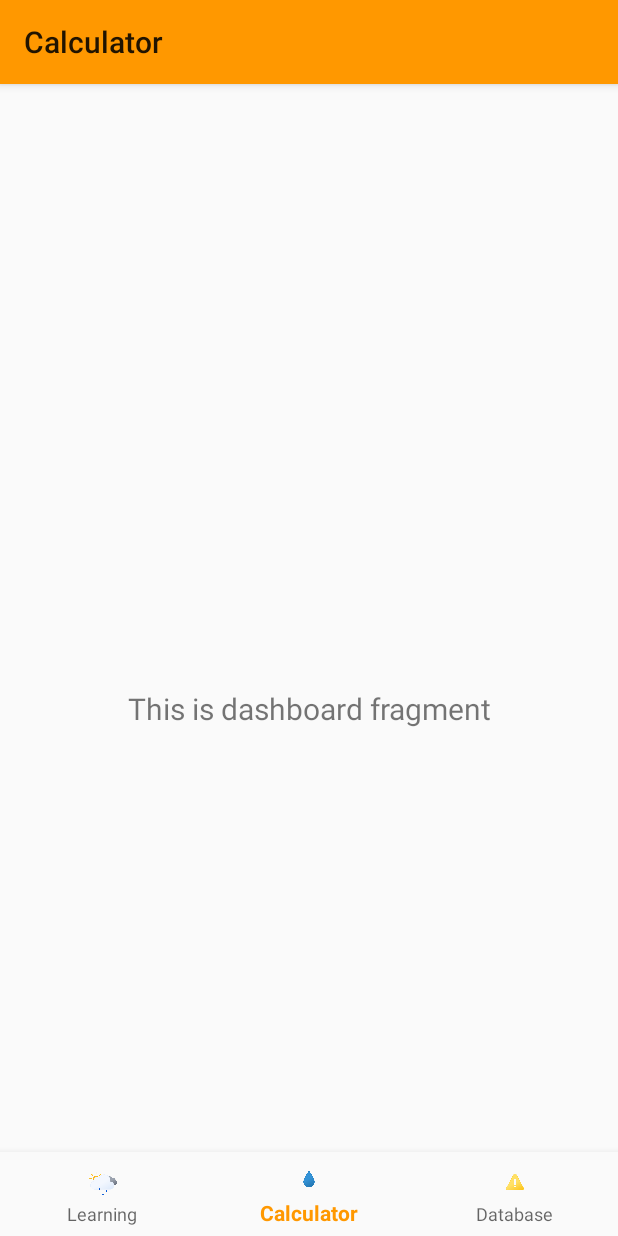
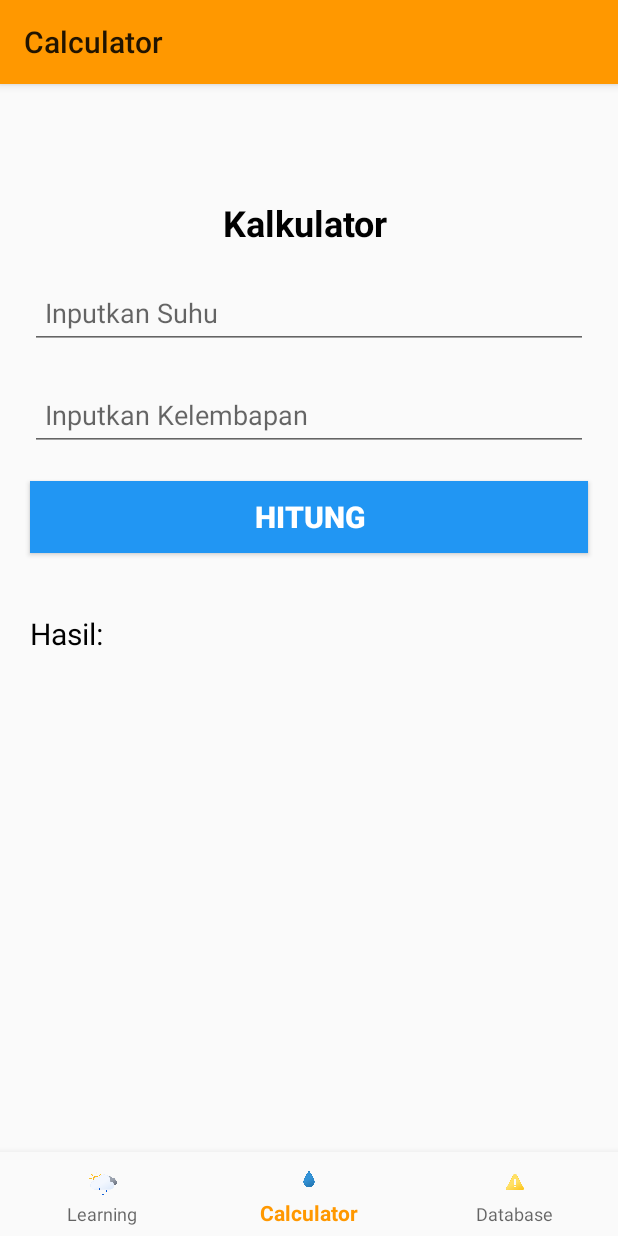
Before and after one commit to evanalif113/Tenki_Sensei, an Android app: the screen it shows after launch (MainActivity), item 2 of the bottom bar chosen, on a phone screen of 412 x 824 dp. Run offline under Robolectric (Android 15) with nearby library versions, the phone set to English and light mode, and no system bars; our stand-ins replace navigation-ui.

Commit message:
update layout and class

```diff
--- a/app/src/main/java/com/example/tenkisen/MainActivity.java
+++ b/app/src/main/java/com/example/tenkisen/MainActivity.java
@@ -29,7 +29,9 @@ public class MainActivity extends AppCompatActivity {
         // Passing each menu ID as a set of Ids because each
         // menu should be considered as top level destinations.
         AppBarConfiguration appBarConfiguration = new AppBarConfiguration.Builder(
-                R.id.navigation_home, R.id.navigation_dashboard, R.id.navigation_notifications)
+                R.id.navigation_home,
+                R.id.navigation_dashboard,
+                R.id.navigation_notifications)
                 .build();
         NavController navController = Navigation.findNavController(this, R.id.nav_host_fragment_activity_main);
         NavigationUI.setupActionBarWithNavController(this, navController, appBarConfiguration);
--- a/app/src/main/java/com/example/tenkisen/ui/calculator/CalculatorFragment.java
+++ b/app/src/main/java/com/example/tenkisen/ui/calculator/CalculatorFragment.java
@@ -10,22 +10,21 @@ import androidx.annotation.NonNull;
 import androidx.fragment.app.Fragment;
 import androidx.lifecycle.ViewModelProvider;
 
-import com.example.tenkisen.databinding.FragmentLearningBinding;
+import com.example.tenkisen.databinding.FragmentCalculatorBinding;
 
 public class CalculatorFragment extends Fragment {
 
-    private FragmentLearningBinding binding;
+    private FragmentCalculatorBinding binding;
 
     public View onCreateView(@NonNull LayoutInflater inflater,
                              ViewGroup container, Bundle savedInstanceState) {
         CalculatorViewModel homeViewModel =
                 new ViewModelProvider(this).get(CalculatorViewModel.class);
 
-        binding = FragmentLearningBinding.inflate(inflater, container, false);
+        binding = FragmentCalculatorBinding.inflate(inflater, container, false);
         View root = binding.getRoot();
 
-        final TextView textView = binding.learning;
-        homeViewModel.getText().observe(getViewLifecycleOwner(), textView::setText);
+        final TextView textView = binding.calculator;
         return root;
     }
 
--- a/app/src/main/java/com/example/tenkisen/ui/calculator/CalculatorViewModel.java
+++ b/app/src/main/java/com/example/tenkisen/ui/calculator/CalculatorViewModel.java
@@ -5,15 +5,4 @@ import androidx.lifecycle.MutableLiveData;
 import androidx.lifecycle.ViewModel;
 
 public class CalculatorViewModel extends ViewModel {
-
-    private final MutableLiveData<String> mText;
-
-    public CalculatorViewModel() {
-        mText = new MutableLiveData<>();
-        mText.setValue("This is home fragment");
-    }
-
-    public LiveData<String> getText() {
-        return mText;
-    }
 }
--- a/app/src/main/res/layout/fragment_calculator.xml
+++ b/app/src/main/res/layout/fragment_calculator.xml
@@ -1,10 +1,10 @@
 <?xml version="1.0" encoding="utf-8"?>
-<androidx.constraintlayout.widget.ConstraintLayout xmlns:android="http://schemas.android.com/apk/res/android"
+<RelativeLayout xmlns:android="http://schemas.android.com/apk/res/android"
     xmlns:app="http://schemas.android.com/apk/res-auto"
     xmlns:tools="http://schemas.android.com/tools"
     android:layout_width="match_parent"
     android:layout_height="match_parent"
-    tools:context=".ui.learning.LearningFragment">
+    tools:context=".ui.calculator.CalculatorFragment">
 
     <TextView
         android:id="@+id/calculator"
@@ -14,9 +14,75 @@
         android:layout_marginTop="8dp"
         android:layout_marginEnd="8dp"
         android:textAlignment="center"
+        android:textSize="20sp" />
+    <!-- TextView for title -->
+    <TextView
+        android:id="@+id/titleText"
+        android:layout_width="match_parent"
+        android:layout_height="wrap_content"
+        android:layout_marginLeft="20dp"
+        android:layout_marginTop="20dp"
+        android:layout_marginRight="20dp"
+        android:gravity="center"
+        android:text="Kalkulator "
+        android:textColor="@color/hitam"
+        android:textSize="24sp"
+        android:textStyle="bold" />
+
+    <!-- EditText for second input -->
+    <EditText
+        android:id="@+id/secondInput"
+        android:layout_width="match_parent"
+        android:layout_height="wrap_content"
+        android:layout_below="@id/titleText"
+        android:layout_marginLeft="20dp"
+        android:layout_marginTop="20dp"
+        android:layout_marginRight="20dp"
+        android:layout_marginBottom="20dp"
+        android:hint="Inputkan Suhu"
+        android:inputType="numberDecimal"
+        android:minHeight="48dp"
+        android:padding="10dp" />
+
+    <!-- EditText for first input -->
+    <EditText
+        android:id="@+id/firstInput"
+        android:layout_width="match_parent"
+        android:layout_height="wrap_content"
+        android:layout_below="@id/secondInput"
+        android:layout_marginLeft="20dp"
+        android:layout_marginRight="20dp"
+        android:layout_marginBottom="20dp"
+        android:hint="Inputkan Kelembapan"
+        android:inputType="numberDecimal"
+        android:minHeight="48dp"
+        android:padding="10dp" />
+
+    <!-- Button for calculation -->
+    <Button
+        android:id="@+id/calculateButton"
+        android:layout_width="match_parent"
+        android:layout_height="wrap_content"
+        android:layout_below="@id/firstInput"
+        android:layout_marginLeft="20dp"
+        android:layout_marginRight="20dp"
+        android:layout_marginBottom="20dp"
+        android:background="@color/biru"
+        android:text="Hitung"
+        android:textColor="@color/white"
         android:textSize="20sp"
-        app:layout_constraintBottom_toBottomOf="parent"
-        app:layout_constraintEnd_toEndOf="parent"
-        app:layout_constraintStart_toStartOf="parent"
-        app:layout_constraintTop_toTopOf="parent" />
-</androidx.constraintlayout.widget.ConstraintLayout>
+        android:textStyle="bold" />
+
+    <!-- TextView for result -->
+    <TextView
+        android:id="@+id/resultText"
+        android:layout_width="match_parent"
+        android:layout_height="wrap_content"
+        android:layout_below="@id/calculateButton"
+        android:layout_marginLeft="20dp"
+        android:layout_marginTop="20dp"
+        android:layout_marginRight="20dp"
+        android:text="Hasil: "
+        android:textColor="@color/hitam"
+        android:textSize="20sp" />
+</RelativeLayout>
--- a/app/src/main/res/layout/fragment_learning.xml
+++ b/app/src/main/res/layout/fragment_learning.xml
@@ -4,7 +4,7 @@
     xmlns:tools="http://schemas.android.com/tools"
     android:layout_width="match_parent"
     android:layout_height="match_parent"
-    tools:context=".ui.calculator.CalculatorFragment">
+    tools:context=".ui.learning.LearningFragment">
 
     <TextView
         android:id="@+id/learning"
--- a/app/src/main/res/navigation/mobile_navigation.xml
+++ b/app/src/main/res/navigation/mobile_navigation.xml
@@ -7,13 +7,13 @@
 
     <fragment
         android:id="@+id/navigation_home"
-        android:name="com.example.tenkisen.ui.calculator.CalculatorFragment"
+        android:name="com.example.tenkisen.ui.learning.LearningFragment"
         android:label="@string/Learning"
         tools:layout="@layout/fragment_learning" />
 
     <fragment
         android:id="@+id/navigation_dashboard"
-        android:name="com.example.tenkisen.ui.learning.LearningFragment"
+        android:name="com.example.tenkisen.ui.calculator.CalculatorFragment"
         android:label="@string/Calculator"
         tools:layout="@layout/fragment_calculator" />
 
```
